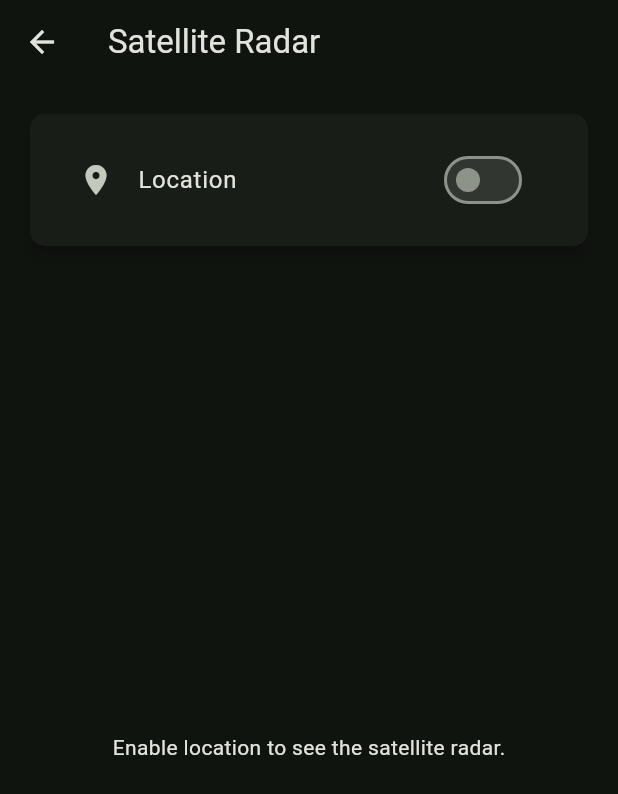
After one commit to mateusz-lisowski/sns-app, a Flutter app: the screen it shows after launch, after a tap on "Satellite Radar", on a phone screen of 412 x 824 dp. The commit adds this screen. Shown: the top 794 px of the screen. Run offline on Flutter 3.47's test engine with Material 3 defaults, Android fonts, the phone set to English and light mode, and no system bars; our stand-ins replace flutter_compass, geolocator, get, permission_handler.

Commit message:
Implement satellites radar functionality

```diff
--- a/lib/controllers/location_controller.dart
+++ b/lib/controllers/location_controller.dart
@@ -1,13 +1,19 @@
 import 'dart:async';
 
+import 'package:flutter/services.dart';
 import 'package:geolocator/geolocator.dart';
 import 'package:get/get.dart';
 import 'package:permission_handler/permission_handler.dart';
+import 'package:sns_app/models/satellite.dart';
 
 class LocationController extends GetxController {
   final Rx<Position?> currentPosition = Rx<Position?>(null);
   final RxBool isLocationEnabled = false.obs;
   StreamSubscription<Position>? _positionStream;
+  final Rx<List<Satellite>> satellites = Rx<List<Satellite>>([]);
+  StreamSubscription? _satelliteStream;
+
+  static const _satelliteChannel = EventChannel('com.github.sindbad/satellite');
 
   void toggleLocationServices() {
     isLocationEnabled.value = !isLocationEnabled.value;
@@ -23,11 +29,28 @@ class LocationController extends GetxController {
       _positionStream = Geolocator.getPositionStream().listen((Position position) {
         currentPosition.value = position;
       });
+
+      _satelliteStream = _satelliteChannel.receiveBroadcastStream().listen((dynamic data) {
+        if (data is List) {
+          satellites.value = data.map((item) {
+            if (item is Map) {
+              final azimuth = item['azimuth'];
+              final elevation = item['elevation'];
+              if (azimuth is double && elevation is double) {
+                return Satellite(azimuth: azimuth, elevation: elevation);
+              }
+            }
+            return null;
+          }).whereType<Satellite>().toList();
+        }
+      });
     }
   }
 
   void _stopLocationUpdates() {
     _positionStream?.cancel();
+    _satelliteStream?.cancel();
     currentPosition.value = null;
+    satellites.value = [];
   }
 }
--- a/lib/main.dart
+++ b/lib/main.dart
@@ -1,5 +1,6 @@
 import 'package:flutter/material.dart';
 import 'package:get/get.dart';
+import 'package:sns_app/screens/satellite_radar_screen.dart';
 
 import 'controllers/location_controller.dart';
 import 'controllers/power_controller.dart';
@@ -60,6 +61,20 @@ class Home extends StatelessWidget {
                 },
               ),
             ),
+            Card(
+              elevation: 2,
+              shape: RoundedRectangleBorder(
+                borderRadius: BorderRadius.circular(12),
+              ),
+              child: ListTile(
+                leading: const Icon(Icons.satellite_alt),
+                title: const Text('Satellite Radar'),
+                trailing: const Icon(Icons.arrow_forward_ios),
+                onTap: () {
+                  Get.to(() => const SatelliteRadarScreen());
+                },
+              ),
+            ),
           ],
         ),
       ),
--- /dev/null
+++ b/lib/models/satellite.dart
@@ -0,0 +1,6 @@
+class Satellite {
+  final double azimuth;
+  final double elevation;
+
+  Satellite({required this.azimuth, required this.elevation});
+}
--- /dev/null
+++ b/lib/screens/satellite_radar_screen.dart
@@ -0,0 +1,65 @@
+import 'package:flutter/material.dart';
+import 'package:get/get.dart';
+import 'package:sns_app/controllers/location_controller.dart';
+import 'package:sns_app/widgets/satellite_radar.dart';
+
+class SatelliteRadarScreen extends StatelessWidget {
+  const SatelliteRadarScreen({super.key});
+
+  @override
+  Widget build(BuildContext context) {
+    final LocationController lc = Get.find();
+
+    return Scaffold(
+      appBar: AppBar(
+        title: const Text('Satellite Radar'),
+      ),
+      body: Padding(
+        padding: const EdgeInsets.all(16.0),
+        child: Column(
+          children: [
+            Card(
+              elevation: 4,
+              shape: RoundedRectangleBorder(
+                borderRadius: BorderRadius.circular(10),
+              ),
+              child: Padding(
+                padding: const EdgeInsets.all(16.0),
+                child: Column(
+                  children: [
+                    ListTile(
+                      leading: const Icon(Icons.location_on),
+                      title: const Text("Location"),
+                      trailing: Obx(
+                        () => Switch(
+                          value: lc.isLocationEnabled.value,
+                          onChanged: (bool value) {
+                            lc.toggleLocationServices();
+                          },
+                        ),
+                      ),
+                    ),
+                  ],
+                ),
+              ),
+            ),
+            const SizedBox(height: 20),
+            Expanded(
+              child: Obx(() {
+                if (lc.isLocationEnabled.value) {
+                  return const Center(
+                    child: SatelliteRadar(),
+                  );
+                } else {
+                  return const Center(
+                    child: Text('Enable location to see the satellite radar.'),
+                  );
+                }
+              }),
+            ),
+          ],
+        ),
+      ),
+    );
+  }
+}
```
Also changed, not shown: lib/widgets/satellite_radar.dart (added, +144 -0 lines).
